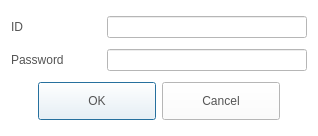
Old version of the form CaX/dialog/logindialog.ui in the repository fsest4u/CaX_03.
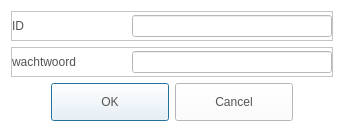
New version of the form. Icons and pictures are not drawn.

Commit message: [v1.7 20220225 / no69] internet service의 login 대화상자의 id, password label 영역을 넓힘

Diff of the .ui file:
```diff
--- a/CaX/dialog/logindialog.ui
+++ b/CaX/dialog/logindialog.ui
@@ -6,8 +6,8 @@
    <rect>
     <x>0</x>
     <y>0</y>
-    <width>316</width>
-    <height>136</height>
+    <width>339</width>
+    <height>132</height>
    </rect>
   </property>
   <property name="windowTitle">
@@ -34,20 +34,42 @@
 	background-color: rgb(255, 255, 255);
 }</string>
   </property>
-  <layout class="QVBoxLayout" name="verticalLayout">
-   <item>
-    <layout class="QHBoxLayout" name="horizontalLayout">
+  <layout class="QGridLayout" name="gridLayout">
+   <item row="0" column="0">
+    <widget class="QFrame" name="frame">
+     <property name="frameShape">
+      <enum>QFrame::StyledPanel</enum>
+     </property>
+     <property name="frameShadow">
+      <enum>QFrame::Raised</enum>
+     </property>
+     <layout class="QHBoxLayout" name="horizontalLayout_3">
+      <property name="spacing">
+       <number>0</number>
+      </property>
+      <property name="leftMargin">
+       <number>0</number>
+      </property>
+      <property name="topMargin">
+       <number>0</number>
+      </property>
+      <property name="rightMargin">
+       <number>0</number>
+      </property>
+      <property name="bottomMargin">
+       <number>0</number>
+      </property>
      <item>
       <widget class="QLabel" name="label">
        <property name="minimumSize">
         <size>
-         <width>90</width>
+          <width>120</width>
          <height>0</height>
         </size>
        </property>
        <property name="maximumSize">
         <size>
-         <width>90</width>
+          <width>16777215</width>
          <height>16777215</height>
         </size>
        </property>
@@ -58,6 +80,12 @@
      </item>
      <item>
       <widget class="QLineEdit" name="lineEditID">
+        <property name="sizePolicy">
+         <sizepolicy hsizetype="Preferred" vsizetype="Fixed">
+          <horstretch>0</horstretch>
+          <verstretch>0</verstretch>
+         </sizepolicy>
+        </property>
        <property name="minimumSize">
         <size>
          <width>200</width>
@@ -66,37 +94,66 @@
        </property>
        <property name="maximumSize">
         <size>
-         <width>200</width>
+          <width>400</width>
          <height>16777215</height>
         </size>
        </property>
       </widget>
      </item>
     </layout>
+    </widget>
    </item>
-   <item>
-    <layout class="QHBoxLayout" name="horizontalLayout_2">
+   <item row="1" column="0">
+    <widget class="QFrame" name="frame_2">
+     <property name="frameShape">
+      <enum>QFrame::StyledPanel</enum>
+     </property>
+     <property name="frameShadow">
+      <enum>QFrame::Raised</enum>
+     </property>
+     <layout class="QHBoxLayout" name="horizontalLayout">
+      <property name="spacing">
+       <number>0</number>
+      </property>
+      <property name="leftMargin">
+       <number>0</number>
+      </property>
+      <property name="topMargin">
+       <number>0</number>
+      </property>
+      <property name="rightMargin">
+       <number>0</number>
+      </property>
+      <property name="bottomMargin">
+       <number>0</number>
+      </property>
      <item>
       <widget class="QLabel" name="label_2">
        <property name="minimumSize">
         <size>
-         <width>90</width>
+          <width>120</width>
          <height>0</height>
         </size>
        </property>
        <property name="maximumSize">
         <size>
-         <width>90</width>
+          <width>16777215</width>
          <height>16777215</height>
         </size>
        </property>
        <property name="text">
-        <string>Password</string>
+         <string>wachtwoord</string>
        </property>
       </widget>
      </item>
      <item>
       <widget class="QLineEdit" name="lineEditPW">
+        <property name="sizePolicy">
+         <sizepolicy hsizetype="Preferred" vsizetype="Fixed">
+          <horstretch>0</horstretch>
+          <verstretch>0</verstretch>
+         </sizepolicy>
+        </property>
        <property name="minimumSize">
         <size>
          <width>200</width>
@@ -105,7 +162,7 @@
        </property>
        <property name="maximumSize">
         <size>
-         <width>200</width>
+          <width>400</width>
          <height>16777215</height>
         </size>
        </property>
@@ -115,8 +172,9 @@
       </widget>
      </item>
     </layout>
+    </widget>
    </item>
-   <item>
+   <item row="2" column="0">
     <widget class="QDialogButtonBox" name="buttonBox">
      <property name="minimumSize">
       <size>
```
Lines whose indentation alone changed are shown as unchanged.
